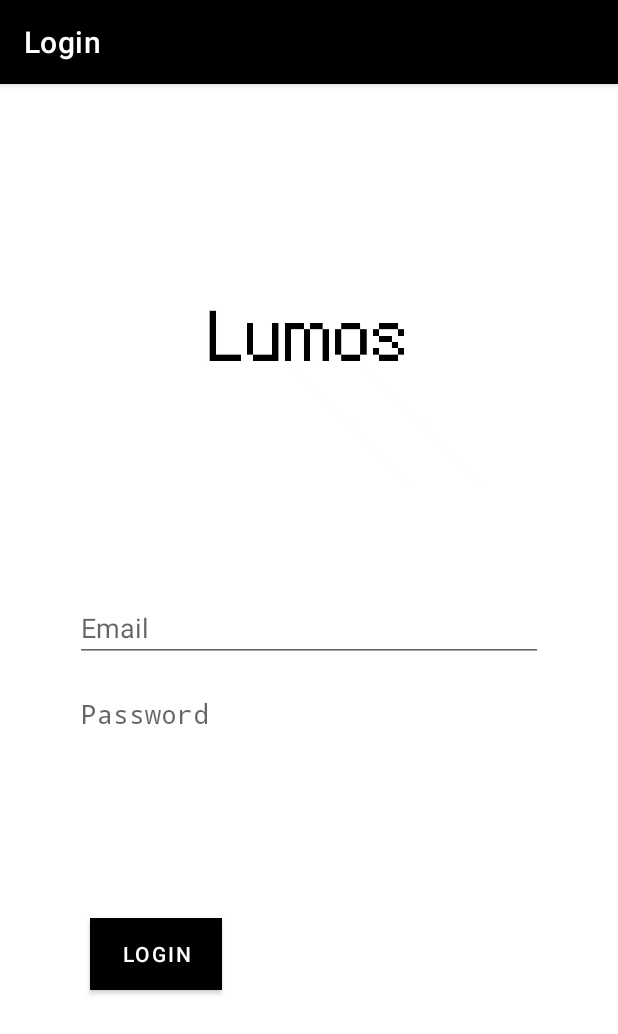
After one commit to MeU1024/Lumos, an Android app: the LoginActivity screen opened directly, with no data from a screen before it, on a phone screen of 412 x 824 dp. The commit adds this screen. Shown: the top 1034 px of the screen. Run offline under Robolectric (Android 15) with nearby library versions, the phone set to English and light mode, and no system bars.

Commit message:
登录功能

```diff
--- a/app/build.gradle
+++ b/app/build.gradle
@@ -40,6 +40,7 @@ dependencies {
     implementation 'androidx.navigation:navigation-fragment:2.3.5'
     implementation 'androidx.navigation:navigation-ui:2.3.5'
     implementation 'androidx.legacy:legacy-support-v4:1.0.0'
+    implementation 'androidx.annotation:annotation:1.2.0'
     testImplementation 'junit:junit:4.+'
     androidTestImplementation 'androidx.test.ext:junit:1.1.3'
     androidTestImplementation 'androidx.test.espresso:espresso-core:3.4.0'
--- a/app/src/main/java/com/example/lumos/ui/info/InfoViewModel.java
+++ b/app/src/main/java/com/example/lumos/ui/info/InfoViewModel.java
@@ -21,5 +21,8 @@ public class InfoViewModel extends ViewModel {
     public LiveData<String> getText() {
         return mText;
     }
+    public LiveData<Boolean> getStatus() {
+        return loginStatus;
+    }
 
 }
--- /dev/null
+++ b/app/src/main/java/com/example/lumos/ui/info/login/LoginActivity.java
@@ -0,0 +1,114 @@
+package com.example.lumos.ui.info.login;
+
+import androidx.appcompat.app.AppCompatActivity;
+
+import android.content.Intent;
+import android.content.SharedPreferences;
+import android.os.AsyncTask;
+import android.os.Bundle;
+import android.text.InputType;
+import android.text.TextUtils;
+import android.view.View;
+import android.widget.Button;
+import android.widget.EditText;
+import android.widget.Toast;
+
+import com.example.lumos.MainActivity;
+import com.example.lumos.ui.info.login.LoginActivity;
+import com.example.lumos.R;
+
+import org.json.JSONObject;
+
+import java.util.HashMap;
+import java.util.Map;
+
+public class LoginActivity extends AppCompatActivity {
+
+    private EditText email_input,password_input;
+    private String email,password,spPsw;
+    private Button btn_login;
+
+    @Override
+    protected void onCreate(Bundle savedInstanceState) {
+        super.onCreate(savedInstanceState);
+        setContentView(R.layout.activity_info_login);
+        email_input = (EditText) findViewById(R.id.username);
+        password_input = (EditText) findViewById(R.id.password);
+        btn_login = (Button) findViewById(R.id.btn_login);
+        password_input.setInputType(InputType.TYPE_CLASS_TEXT|InputType.TYPE_TEXT_VARIATION_PASSWORD);
+        init();
+    }
+
+    private void init() {
+
+        btn_login.setOnClickListener(new View.OnClickListener() {
+            @Override
+            public void onClick(View v) {
+
+                email=email_input.getText().toString().trim();
+                password=password_input.getText().toString().trim();
+                String md5Psw=password;
+                spPsw=readPsw(email);
+                if(TextUtils.isEmpty(email)){
+                    Toast.makeText(LoginActivity.this, "Please enter your Email!", Toast.LENGTH_SHORT).show();
+                    return;
+                }else if(TextUtils.isEmpty(password)){
+                    Toast.makeText(LoginActivity.this, "Please nter your password!", Toast.LENGTH_SHORT).show();
+                    return;
+                }else if(md5Psw.equals(spPsw)){
+
+                    Toast.makeText(LoginActivity.this, "Login successfully!", Toast.LENGTH_SHORT).show();
+                    saveLoginStatus(true, email);
+                    Intent data=new Intent();
+                    data.putExtra("isLogin",true);
+                    setResult(RESULT_OK,data);
+                    LoginActivity.this.finish();
+                    startActivity(new Intent(LoginActivity.this, MainActivity.class));
+
+                    return;
+                }else if((spPsw!=null&&!TextUtils.isEmpty(spPsw)&&!md5Psw.equals(spPsw))){
+                    Toast.makeText(LoginActivity.this, "The Email or password is wrong!", Toast.LENGTH_SHORT).show();
+                    return;
+                }else{
+                    Toast.makeText(LoginActivity.this, "Please Register first!", Toast.LENGTH_SHORT).show();
+                }
+            }
+        });
+    }
+
+    /** *从SharedPreferences中根据用户名读取密码 */
+    private String readPsw(String userName){
+
+        SharedPreferences sp=getSharedPreferences("loginInfo", MODE_PRIVATE);
+        return sp.getString(userName , "");
+    }
+    /** *保存登陆状态和登陆用户名到SharedPreferences中 */
+    private void saveLoginStatus(boolean status,String userName){
+
+        SharedPreferences sp=getSharedPreferences("loginInfo", MODE_PRIVATE);
+        SharedPreferences.Editor editor=sp.edit();
+        editor.putBoolean("isLogin", status);
+        editor.putString("loginUserName", userName);
+        //提交修改
+        editor.commit();
+    }
+
+    protected void onActivityResult(int requestCode, int resultCode, Intent data) {
+
+        super.onActivityResult(requestCode, resultCode, data);
+        if(data!=null){
+            String userName=data.getStringExtra("userName");
+            if(!TextUtils.isEmpty(userName)){
+
+                email_input.setText(userName);
+                email_input.setSelection(userName.length());
+            }
+        }
+    }
+
+
+
+
+
+
+}
--- /dev/null
+++ b/app/src/main/res/layout/activity_info_login.xml
@@ -0,0 +1,66 @@
+<?xml version="1.0" encoding="utf-8"?>
+<androidx.constraintlayout.widget.ConstraintLayout xmlns:android="http://schemas.android.com/apk/res/android"
+    xmlns:app="http://schemas.android.com/apk/res-auto"
+    xmlns:tools="http://schemas.android.com/tools"
+    android:layout_width="match_parent"
+    android:layout_height="match_parent"
+    tools:context=".ui.info.login.LoginActivity">
+
+
+    <ImageView
+        android:id="@+id/iv_head"
+        android:layout_width="428dp"
+        android:layout_height="296dp"
+        android:src="@drawable/lumos_cover"
+        app:layout_constraintEnd_toEndOf="parent"
+        app:layout_constraintStart_toStartOf="parent"
+        app:layout_constraintTop_toTopOf="parent" />
+
+    <Button
+        android:id="@+id/btn_login"
+        android:layout_width="wrap_content"
+        android:layout_height="wrap_content"
+        android:layout_gravity="start"
+        android:layout_marginStart="60dp"
+        android:layout_marginTop="77dp"
+        android:layout_marginBottom="128dp"
+        android:background="@color/darknavy"
+        android:enabled="true"
+        android:text="Login"
+        android:textColor="@android:color/white"
+        app:layout_constraintBottom_toBottomOf="parent"
+        app:layout_constraintStart_toStartOf="parent"
+        app:layout_constraintTop_toBottomOf="@+id/password" />
+
+
+    <EditText
+        android:id="@+id/password"
+        android:layout_width="0dp"
+        android:layout_height="wrap_content"
+        android:layout_marginStart="50dp"
+        android:layout_marginTop="12dp"
+        android:layout_marginEnd="50dp"
+        android:hint="@string/prompt_password"
+        android:imeOptions="actionDone"
+        android:inputType="textPassword"
+        android:selectAllOnFocus="true"
+        app:layout_constraintEnd_toEndOf="parent"
+        app:layout_constraintStart_toStartOf="parent"
+        app:layout_constraintTop_toBottomOf="@+id/username" />
+
+    <EditText
+        android:id="@+id/username"
+        android:layout_width="0dp"
+        android:layout_height="wrap_content"
+        android:layout_marginStart="50dp"
+        android:layout_marginTop="340dp"
+        android:layout_marginEnd="50dp"
+        android:hint="@string/prompt_email"
+        android:inputType="textEmailAddress"
+        android:selectAllOnFocus="true"
+        app:layout_constraintEnd_toEndOf="parent"
+        app:layout_constraintStart_toStartOf="parent"
+        app:layout_constraintTop_toTopOf="@id/iv_head" />
+
+
+</androidx.constraintlayout.widget.ConstraintLayout>
--- /dev/null
+++ b/app/src/main/res/values-land/dimens.xml
@@ -0,0 +1,3 @@
+<resources>
+ <dimen name="activity_horizontal_margin">48dp</dimen>
+</resources>
--- /dev/null
+++ b/app/src/main/res/values-w1240dp/dimens.xml
@@ -0,0 +1,3 @@
+<resources>
+ <dimen name="activity_horizontal_margin">200dp</dimen>
+</resources>
--- /dev/null
+++ b/app/src/main/res/values-w600dp/dimens.xml
@@ -0,0 +1,3 @@
+<resources>
+ <dimen name="activity_horizontal_margin">48dp</dimen>
+</resources>
```
Also changed, not shown: app/src/main/AndroidManifest.xml (+8 -3 lines), app/src/main/java/com/example/lumos/MainActivity.java (+26 -19 lines), app/src/main/java/com/example/lumos/ui/info/InfoFragment.java (+16 -9 lines), app/src/main/res/values/strings.xml (+9 -0 lines), app/src/main/res/drawable/lumos_cover.jpg (added).
